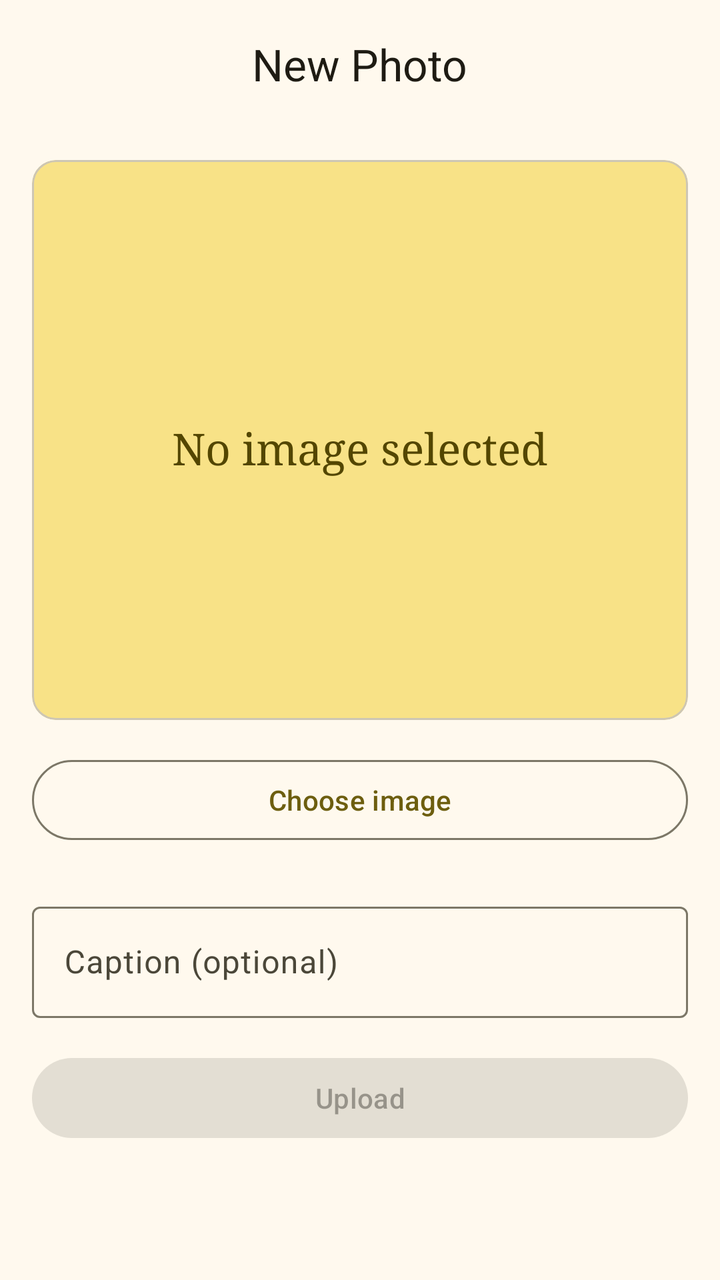
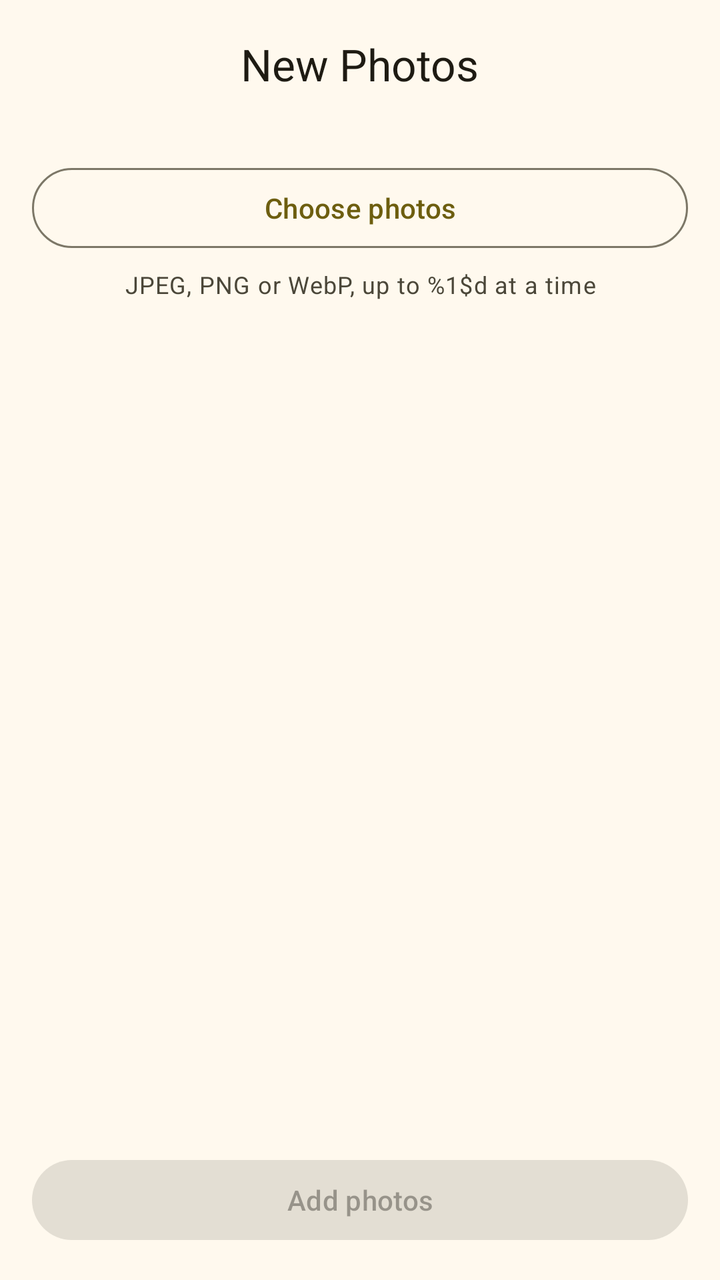

Two renders of the same Android screen: before a commit and after it. Below are the layout's source before the change and the commit's diff.
<!-- AndroidManifest.xml: application theme Theme.Faithfully -->
<!-- res/layout/activity_add_photo.xml -->
<?xml version="1.0" encoding="utf-8"?>
<androidx.coordinatorlayout.widget.CoordinatorLayout
    xmlns:android="http://schemas.android.com/apk/res/android"
    xmlns:app="http://schemas.android.com/apk/res-auto"
    android:layout_width="match_parent"
    android:layout_height="match_parent"
    android:orientation="vertical">

    <com.google.android.material.appbar.AppBarLayout
        app:liftOnScroll="true"
        android:fitsSystemWindows="true"
        android:layout_width="match_parent"
        android:layout_height="wrap_content">

        <com.google.android.material.appbar.MaterialToolbar
            android:id="@+id/toolbar"
            app:title="New Photo"
            app:titleTextColor="?attr/colorOnSurface"
            app:titleCentered="true"
            android:layout_width="match_parent"
            android:layout_height="?attr/actionBarSize"/>
    </com.google.android.material.appbar.AppBarLayout>

    <ScrollView
        app:layout_behavior="@string/appbar_scrolling_view_behavior"
        android:layout_width="match_parent"
        android:layout_height="wrap_content"
        android:fillViewport="true">

        <LinearLayout
            android:layout_width="match_parent"
            android:layout_height="wrap_content"
            android:orientation="vertical"
            android:padding="16dp">

            <com.google.android.material.card.MaterialCardView
                android:layout_width="match_parent"
                android:layout_marginBottom="16dp"
                app:cardBackgroundColor="?attr/colorPrimaryContainer"
                android:layout_height="280dp">

                <FrameLayout
                    android:layout_width="match_parent"
                    android:layout_height="match_parent">

                    <LinearLayout
                        android:id="@+id/preview_placeholder"
                        android:layout_width="wrap_content"
                        android:layout_height="wrap_content"
                        android:layout_gravity="center"
                        android:orientation="vertical"
                        android:gravity="center">

                        <com.google.android.material.textview.MaterialTextView
                            android:layout_width="wrap_content"
                            android:layout_height="wrap_content"
                            android:layout_marginTop="8dp"
                            android:textColor="?attr/colorOnPrimaryContainer"
                            android:textAppearance="?attr/textAppearanceTitleLarge"
                            android:fontFamily="serif"
                            android:text="No image selected"/>
                    </LinearLayout>

                    <ImageView
                        android:id="@+id/iv_preview"
                        android:layout_width="match_parent"
                        android:layout_height="match_parent"
                        android:scaleType="centerCrop"
                        android:visibility="gone"
                        android:contentDescription="Selected image" />
                </FrameLayout>
            </com.google.android.material.card.MaterialCardView>

            <com.google.android.material.button.MaterialButton
                android:id="@+id/btn_pick_image"
                style="@style/Widget.Material3.Button.OutlinedButton"
                android:layout_width="match_parent"
                android:layout_height="wrap_content"
                android:layout_marginBottom="24dp"
                android:text="Choose image"/>


            <com.google.android.material.textfield.TextInputLayout
                android:layout_width="match_parent"
                android:layout_height="wrap_content"
                android:hint="Caption (optional)">

                <com.google.android.material.textfield.TextInputEditText
                    android:id="@+id/et_caption"
                    android:layout_width="match_parent"
                    android:layout_height="wrap_content"
                    android:maxLines="1"
                    android:inputType="textCapSentences|textMultiLine"/>
            </com.google.android.material.textfield.TextInputLayout>

            <com.google.android.material.loadingindicator.LoadingIndicator
                android:id="@+id/progress_bar"
                android:layout_width="wrap_content"
                android:layout_height="wrap_content"
                android:layout_gravity="center_horizontal"
                android:visibility="gone" />

            <com.google.android.material.textview.MaterialTextView
                android:id="@+id/tv_progress"
                android:layout_width="wrap_content"
                android:layout_height="wrap_content"
                android:layout_gravity="center_horizontal"
                android:layout_marginTop="8dp"
                android:textSize="13sp"
                android:visibility="gone" />

            <com.google.android.material.button.MaterialButton
                android:id="@+id/btn_upload"
                android:layout_width="match_parent"
                android:layout_height="wrap_content"
                android:layout_marginTop="16dp"
                android:text="Upload"
                android:enabled="false"/>
        </LinearLayout>
    </ScrollView>
</androidx.coordinatorlayout.widget.CoordinatorLayout>
<!-- resources referenced by this layout -->
<resources>
  <color name="md_theme_primary">#6D5E0F</color>
  <color name="md_theme_onPrimary">#FFFFFF</color>
  <color name="md_theme_primaryContainer">#F8E287</color>
  <color name="md_theme_onPrimaryContainer">#534600</color>
  <color name="md_theme_secondary">#665E40</color>
  <color name="md_theme_onSecondary">#FFFFFF</color>
  <color name="md_theme_secondaryContainer">#EEE2BC</color>
  <color name="md_theme_onSecondaryContainer">#4E472A</color>
  <color name="md_theme_tertiary">#43664E</color>
  <color name="md_theme_onTertiary">#FFFFFF</color>
  <color name="md_theme_tertiaryContainer">#C5ECCE</color>
  <color name="md_theme_onTertiaryContainer">#2C4E38</color>
  <color name="md_theme_error">#BA1A1A</color>
  <color name="md_theme_onError">#FFFFFF</color>
  <color name="md_theme_errorContainer">#FFDAD6</color>
  <color name="md_theme_onErrorContainer">#93000A</color>
  <color name="md_theme_background">#FFF9EE</color>
  <color name="md_theme_onBackground">#1E1B13</color>
  <color name="md_theme_surface">#FFF9EE</color>
  <color name="md_theme_onSurface">#1E1B13</color>
  <color name="md_theme_surfaceVariant">#EAE2D0</color>
  <color name="md_theme_onSurfaceVariant">#4B4739</color>
  <color name="md_theme_outline">#7C7767</color>
  <color name="md_theme_outlineVariant">#CDC6B4</color>
  <color name="md_theme_inverseSurface">#333027</color>
  <color name="md_theme_inverseOnSurface">#F7F0E2</color>
  <color name="md_theme_inversePrimary">#DBC66E</color>
  <color name="md_theme_primaryFixed">#F8E287</color>
  <color name="md_theme_onPrimaryFixed">#221B00</color>
  <color name="md_theme_primaryFixedDim">#DBC66E</color>
  <color name="md_theme_onPrimaryFixedVariant">#534600</color>
  <color name="md_theme_secondaryFixed">#EEE2BC</color>
  <color name="md_theme_onSecondaryFixed">#211B04</color>
  <color name="md_theme_secondaryFixedDim">#D1C6A1</color>
  <color name="md_theme_onSecondaryFixedVariant">#4E472A</color>
  <color name="md_theme_tertiaryFixed">#C5ECCE</color>
  <color name="md_theme_onTertiaryFixed">#00210F</color>
  <color name="md_theme_tertiaryFixedDim">#A9D0B3</color>
  <color name="md_theme_onTertiaryFixedVariant">#2C4E38</color>
  <color name="md_theme_surfaceDim">#E0D9CC</color>
  <color name="md_theme_surfaceBright">#FFF9EE</color>
  <color name="md_theme_surfaceContainerLowest">#FFFFFF</color>
  <color name="md_theme_surfaceContainerLow">#FAF3E5</color>
  <color name="md_theme_surfaceContainer">#F4EDDF</color>
  <color name="md_theme_surfaceContainerHigh">#EEE8DA</color>
  <color name="md_theme_surfaceContainerHighest">#E8E2D4</color>
  <style name="Theme.Faithfully.AlertDialog" parent="ThemeOverlay.Material3.MaterialAlertDialog">
          <item name="backgroundTint">?attr/colorSurfaceContainerHigh</item>
          <item name="android:textColor">?attr/colorOnSurface</item>
          <item name="dialogCornerRadius">28dp</item>
          <item name="buttonBarPositiveButtonStyle">@style/Widget.Material3.Button.TextButton.Dialog</item>
          <item name="buttonBarNegativeButtonStyle">@style/Widget.Material3.Button.TextButton.Dialog</item>
          <item name="buttonBarNeutralButtonStyle">@style/Widget.Material3.Button.TextButton.Dialog.Flush</item>
      </style>
  <!-- unchanged entries left out for length: 1 -->
</resources>

<!-- the commit's change to res/layout/activity_add_photo.xml (unified diff, before → after) -->
@@ -3,8 +3,7 @@
     xmlns:android="http://schemas.android.com/apk/res/android"
     xmlns:app="http://schemas.android.com/apk/res-auto"
     android:layout_width="match_parent"
-    android:layout_height="match_parent"
-    android:orientation="vertical">
+    android:layout_height="match_parent">
 
     <com.google.android.material.appbar.AppBarLayout
         app:liftOnScroll="true"
@@ -14,108 +13,68 @@
 
         <com.google.android.material.appbar.MaterialToolbar
             android:id="@+id/toolbar"
-            app:title="New Photo"
+            app:title="@string/photos_title"
             app:titleTextColor="?attr/colorOnSurface"
             app:titleCentered="true"
             android:layout_width="match_parent"
             android:layout_height="?attr/actionBarSize"/>
     </com.google.android.material.appbar.AppBarLayout>
 
-    <ScrollView
-        app:layout_behavior="@string/appbar_scrolling_view_behavior"
+    <LinearLayout
+        android:orientation="vertical"
+        android:padding="16dp"
         android:layout_width="match_parent"
-        android:layout_height="wrap_content"
-        android:fillViewport="true">
+        android:layout_height="match_parent"
+        app:layout_behavior="@string/appbar_scrolling_view_behavior">
 
-        <LinearLayout
+        <com.google.android.material.button.MaterialButton
+            android:id="@+id/btn_pick_images"
+            style="@style/Widget.Material3.Button.OutlinedButton"
+            android:text="@string/photos_choose"
             android:layout_width="match_parent"
-            android:layout_height="wrap_content"
-            android:orientation="vertical"
-            android:padding="16dp">
+            android:layout_height="wrap_content" />
 
-            <com.google.android.material.card.MaterialCardView
-                android:layout_width="match_parent"
-                android:layout_marginBottom="16dp"
-                app:cardBackgroundColor="?attr/colorPrimaryContainer"
-                android:layout_height="280dp">
+        <com.google.android.material.textview.MaterialTextView
+            android:id="@+id/tv_hint"
+            android:text="@string/photos_hint"
+            android:gravity="center"
+            android:layout_marginTop="6dp"
+            android:layout_marginBottom="12dp"
+            android:textColor="?attr/colorOnSurfaceVariant"
+            android:textAppearance="?attr/textAppearanceBodySmall"
+            android:layout_width="match_parent"
+            android:layout_height="wrap_content" />
 
-                <FrameLayout
-                    android:layout_width="match_parent"
-                    android:layout_height="match_parent">
+        <androidx.recyclerview.widget.RecyclerView
+            android:id="@+id/recycler_view"
+            android:clipToPadding="false"
+            android:layout_width="match_parent"
+            android:layout_height="0dp"
+            android:layout_weight="1" />
 
-                    <LinearLayout
-                        android:id="@+id/preview_placeholder"
-                        android:layout_width="wrap_content"
-                        android:layout_height="wrap_content"
-                        android:layout_gravity="center"
-                        android:orientation="vertical"
-                        android:gravity="center">
+        <com.google.android.material.progressindicator.LinearProgressIndicator
+            android:id="@+id/progress"
+            android:max="1000"
+            android:visibility="gone"
+            android:layout_marginTop="8dp"
+            android:layout_width="match_parent"
+            android:layout_height="wrap_content" />
 
-                        <com.google.android.material.textview.MaterialTextView
-                            android:layout_width="wrap_content"
-                            android:layout_height="wrap_content"
-                            android:layout_marginTop="8dp"
-                            android:textColor="?attr/colorOnPrimaryContainer"
-                            android:textAppearance="?attr/textAppearanceTitleLarge"
-                            android:fontFamily="serif"
-                            android:text="No image selected"/>
-                    </LinearLayout>
+        <com.google.android.material.textview.MaterialTextView
+            android:id="@+id/tv_summary"
+            android:gravity="center"
+            android:layout_marginTop="6dp"
+            android:textAppearance="?attr/textAppearanceLabelLarge"
+            android:textColor="?attr/colorOnSurface"
+            android:layout_width="match_parent"
+            android:layout_height="wrap_content" />
 
-                    <ImageView
-                        android:id="@+id/iv_preview"
-                        android:layout_width="match_parent"
-                        android:layout_height="match_parent"
-                        android:scaleType="centerCrop"
-                        android:visibility="gone"
-                        android:contentDescription="Selected image" />
-                </FrameLayout>
-            </com.google.android.material.card.MaterialCardView>
-
-            <com.google.android.material.button.MaterialButton
-                android:id="@+id/btn_pick_image"
-                style="@style/Widget.Material3.Button.OutlinedButton"
-                android:layout_width="match_parent"
-                android:layout_height="wrap_content"
-                android:layout_marginBottom="24dp"
-                android:text="Choose image"/>
-
-
-            <com.google.android.material.textfield.TextInputLayout
-                android:layout_width="match_parent"
-                android:layout_height="wrap_content"
-                android:hint="Caption (optional)">
-
-                <com.google.android.material.textfield.TextInputEditText
-                    android:id="@+id/et_caption"
-                    android:layout_width="match_parent"
-                    android:layout_height="wrap_content"
-                    android:maxLines="1"
-                    android:inputType="textCapSentences|textMultiLine"/>
-            </com.google.android.material.textfield.TextInputLayout>
-
-            <com.google.android.material.loadingindicator.LoadingIndicator
-                android:id="@+id/progress_bar"
-                android:layout_width="wrap_content"
-                android:layout_height="wrap_content"
-                android:layout_gravity="center_horizontal"
-                android:visibility="gone" />
-
-            <com.google.android.material.textview.MaterialTextView
-                android:id="@+id/tv_progress"
-                android:layout_width="wrap_content"
-                android:layout_height="wrap_content"
-                android:layout_gravity="center_horizontal"
-                android:layout_marginTop="8dp"
-                android:textSize="13sp"
-                android:visibility="gone" />
-
-            <com.google.android.material.button.MaterialButton
-                android:id="@+id/btn_upload"
-                android:layout_width="match_parent"
-                android:layout_height="wrap_content"
-                android:layout_marginTop="16dp"
-                android:text="Upload"
-                android:enabled="false"/>
-        </LinearLayout>
-    </ScrollView>
+        <com.google.android.material.button.MaterialButton
+            android:id="@+id/btn_upload"
+            android:text="@string/photos_add"
+            android:enabled="false"
+            android:layout_marginTop="8dp"
+            android:layout_width="match_parent"
+            android:layout_height="wrap_content" />
+    </LinearLayout>
 </androidx.coordinatorlayout.widget.CoordinatorLayout>
<!-- resource entries referenced after the edit -->
@@ -1,5 +1,9 @@
 <!-- resources referenced by this layout -->
 <resources>
+  <string name="photos_add">Add photos</string>
+  <string name="photos_choose">Choose photos</string>
+  <string name="photos_hint">JPEG, PNG or WebP, up to %1$d at a time</string>
+  <string name="photos_title">New Photos</string>
   <color name="md_theme_primary">#6D5E0F</color>
   <color name="md_theme_onPrimary">#FFFFFF</color>
   <color name="md_theme_primaryContainer">#F8E287</color>
